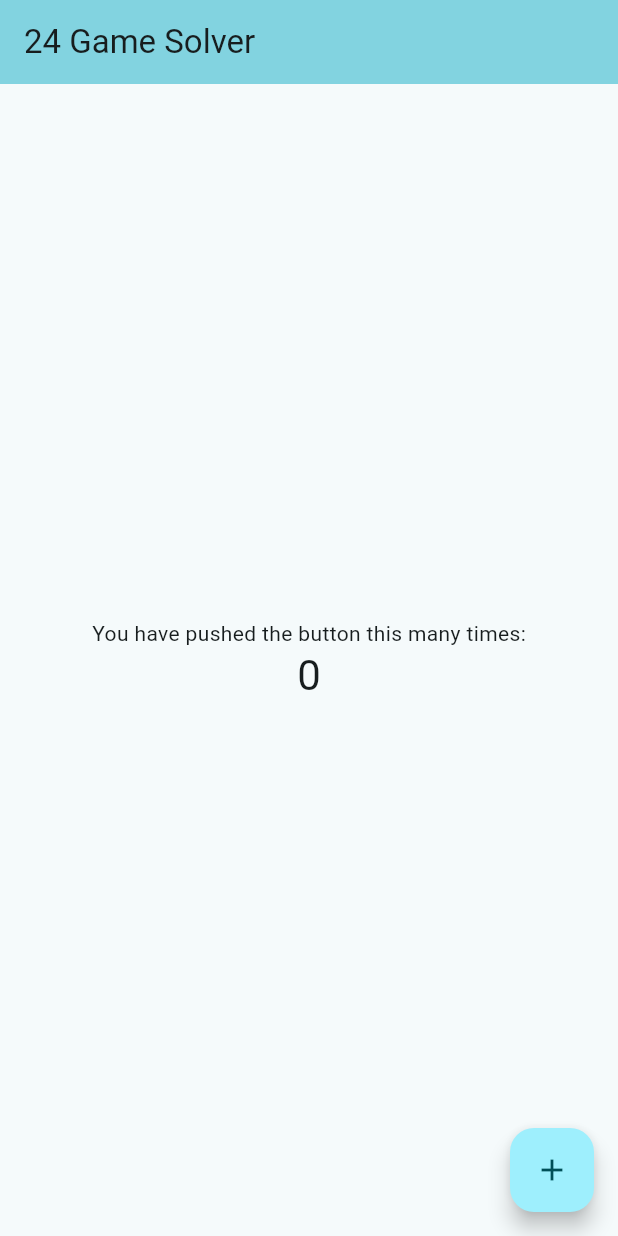
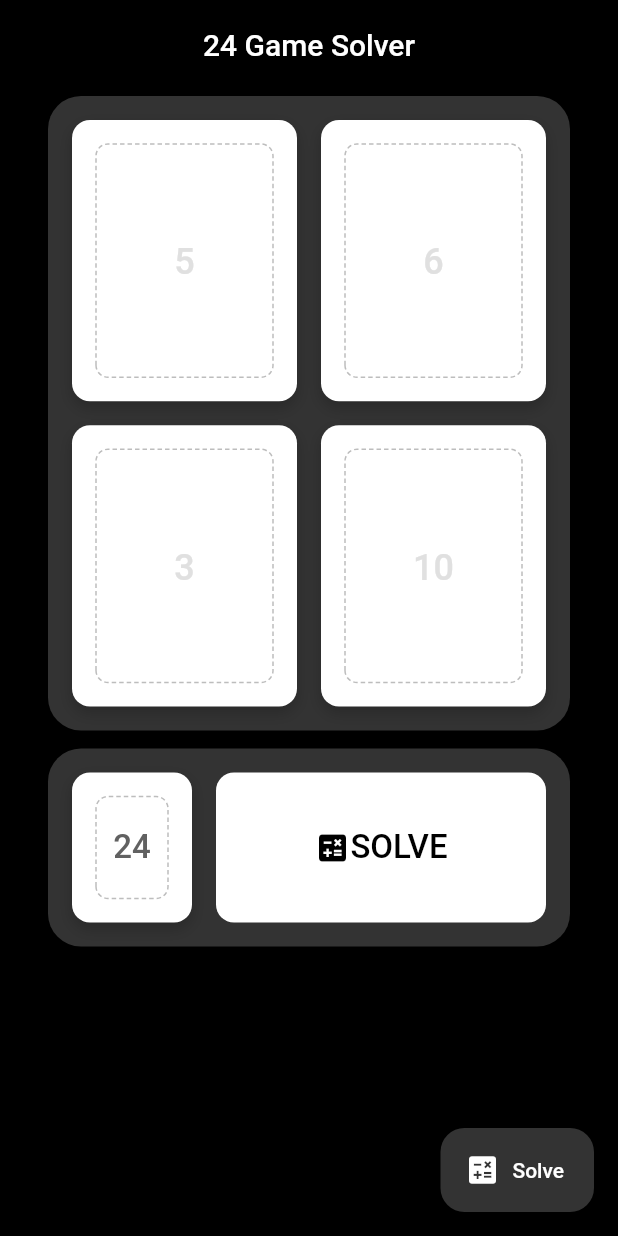
Before and after one commit to Martoxdlol/flutter_solver_for_24_game, a Flutter app: the screen it shows after launch, on a phone screen of 412 x 824 dp. Run offline on Flutter 3.47's test engine with Material 2 defaults, Android fonts, the phone set to English and light mode, and no system bars; drawn by our look-alikes of dotted_border; missing offline and left inert: trotter.

Commit message:
kinda work

```diff
--- a/lib/main.dart
+++ b/lib/main.dart
@@ -1,4 +1,8 @@
 import 'package:flutter/material.dart';
+import 'package:solver_for_24_game/solver.dart';
+import 'package:solver_for_24_game/widgets/game_cards.dart';
+import 'package:solver_for_24_game/widgets/solve_to_card.dart';
+import 'package:solver_for_24_game/widgets/split_view.dart';
 
 void main() {
   runApp(const MyApp());
@@ -11,8 +15,14 @@ class MyApp extends StatelessWidget {
   Widget build(BuildContext context) {
     return MaterialApp(
       title: '24 Game Solver',
-      theme: ThemeData(
-        colorScheme: ColorScheme.fromSeed(seedColor: const Color(0xFF333333)),
+      theme: ThemeData.dark().copyWith(
+        brightness: Brightness.dark,
+        colorScheme: const ColorScheme.dark(
+          primary: Color(0xFF333333),
+          background: Colors.black,
+          inversePrimary: Colors.black,
+          onPrimary: Colors.white,
+        ),
         useMaterial3: true,
       ),
       home: const HomePage(),
@@ -28,40 +38,63 @@ class HomePage extends StatefulWidget {
 }
 
 class _HomePageState extends State<HomePage> {
-  int _counter = 0;
-
-  void _incrementCounter() {
-    setState(() {
-      _counter++;
-    });
-  }
+  CardsInput? value;
+  int? solveTo = 24;
 
   @override
   Widget build(BuildContext context) {
+    print(value);
+    print(value);
+    print(value);
+    print(value);
+    print(value);
     return Scaffold(
-      appBar: AppBar(
-        backgroundColor: Theme.of(context).colorScheme.inversePrimary,
-        title: Text("24 Game Solver"),
-      ),
-      body: Center(
-        child: Column(
-          mainAxisAlignment: MainAxisAlignment.center,
-          children: <Widget>[
-            const Text(
-              'You have pushed the button this many times:',
-            ),
-            Text(
-              '$_counter',
-              style: Theme.of(context).textTheme.headlineMedium,
-            ),
+      backgroundColor: Colors.black,
+      body: SafeArea(
+        child: Stack(
+          children: [
+            Positioned(
+              top: 0,
+              left: 0,
+              right: 0,
+              bottom: 0,
+              child: ListView(
+                children: [
+                  AppBar(
+                    toolbarHeight: 60,
+                    centerTitle: true,
+                    backgroundColor: Theme.of(context).colorScheme.inversePrimary,
+                    title: const Text("24 Game Solver"),
+                  ),
+                  SplitView(
+                    children: [
+                      GameCardsContainer(onChange: (value) => setState(() => this.value = value)),
+                      Column(
+                        mainAxisAlignment: MainAxisAlignment.start,
+                        crossAxisAlignment: CrossAxisAlignment.start,
+                        children: [
+                          SolveToCard(
+                            onChange: (value) => setState(() => solveTo = value),
+                          )
+                        ],
+                      ),
+                    ],
+                  )
+                ],
+              ),
+            )
           ],
         ),
       ),
-      floatingActionButton: FloatingActionButton(
-        onPressed: _incrementCounter,
-        tooltip: 'Increment',
-        child: const Icon(Icons.add),
-      ), // This trailing comma makes auto-formatting nicer for build methods.
+      floatingActionButton: FloatingActionButton.extended(
+        onPressed: () {
+          if (value == null) return;
+          print(solve(value!.values, 24));
+        },
+        tooltip: 'Solve',
+        label: const Text("Solve"),
+        icon: const Icon(Icons.calculate),
+      ),
     );
   }
 }
--- /dev/null
+++ b/lib/random.dart
@@ -0,0 +1,6 @@
+import 'dart:math';
+
+final rnd = Random();
+
+// Generate random int from 1-12
+int randomInt() => rnd.nextInt(12) + 1;
--- /dev/null
+++ b/lib/solver.dart
@@ -0,0 +1,101 @@
+import 'package:trotter/trotter.dart';
+
+class Operator {
+  final String symbol;
+  final num Function(num, num) operation;
+
+  final bool requiresParentheses;
+
+  const Operator(this.symbol, this.operation, {this.requiresParentheses = false});
+
+  @override
+  String toString() => symbol;
+}
+
+List<Operator> operators = [
+  Operator("+", (a, b) => a + b, requiresParentheses: true),
+  Operator("-", (a, b) => a - b, requiresParentheses: true),
+  Operator("*", (a, b) => a * b),
+  Operator("/", (a, b) => a / b),
+];
+
+String? solve(List<num> values, num expected) {
+  final solutions = _solve([], [12, 6, 6, 12], expected);
+
+  for (final sol in solutions) {
+    print(sol);
+  }
+}
+
+class Operation {
+  final num a;
+  final num b;
+  final Operator operator;
+  final List<num> values;
+
+  const Operation({
+    required this.a,
+    required this.b,
+    required this.operator,
+    required this.values,
+  });
+
+  @override
+  String toString() => "$a $operator $b = ${values[0]}";
+}
+
+class Solution {
+  final List<Operation> operations;
+
+  const Solution(this.operations);
+
+  @override
+  String toString() => operations.join("\n");
+}
+
+Iterable<Solution> _solve(List<Operation> stack, List<num> values, num expected) sync* {
+  final operations = generateOperations(values);
+
+  for (final operation in operations) {
+    final nextStack = [...stack, operation];
+
+    if (operation.values.length == 1) {
+      if (operation.values[0] == expected) {
+        yield Solution(nextStack);
+      }
+    } else {
+      yield* _solve(nextStack, operation.values, expected);
+    }
+  }
+}
+
+Iterable<Operation> generateOperations(List<num> values) sync* {
+  final indexes = List<num>.generate(values.length, (i) => i);
+  final combinationsIndexes = Combinations(2, indexes);
+
+  for (final combination in combinationsIndexes.iterable) {
+    for (final operator in operators) {
+      final nextValues = List<num>.filled(values.length - 1, 0);
+
+      final c1 = combination[0];
+      final c2 = combination[1];
+
+      for (int i = 0; i < values.length - 1; i++) {
+        if (i == c1) {
+          nextValues[i] = operator.operation(values[c1], values[c2]);
+        } else if (i == c2) {
+          continue;
+        } else {
+          nextValues[i] = values[i];
+        }
+      }
+
+      yield Operation(
+        a: values[c1],
+        b: values[c2],
+        operator: operator,
+        values: nextValues,
+      );
+    }
+  }
+}
--- /dev/null
+++ b/lib/widgets/game_card.dart
@@ -0,0 +1,75 @@
+import 'package:dotted_border/dotted_border.dart';
+import 'package:flutter/material.dart';
+import 'package:solver_for_24_game/random.dart';
+
+class GameCard extends StatefulWidget {
+  const GameCard({super.key, required this.onChange, this.defaultValue, this.small = false});
+  final void Function(int? value) onChange;
+  final int? defaultValue;
+  final bool small;
+
+  @override
+  State<GameCard> createState() => _GameCardState();
+}
+
+class _GameCardState extends State<GameCard> {
+  final controller = TextEditingController();
+  final focusNode = FocusNode();
+  final hint = randomInt().toString();
+
+  @override
+  Widget build(BuildContext context) {
+    return AspectRatio(
+      aspectRatio: 8 / 10,
+      child: InkWell(
+        enableFeedback: false,
+        onTap: () {
+          FocusScope.of(context).requestFocus(focusNode);
+        },
+        child: Container(
+          decoration: BoxDecoration(color: Colors.white, borderRadius: BorderRadius.circular(12), boxShadow: [
+            BoxShadow(
+              color: Colors.black.withOpacity(0.2),
+              blurRadius: 8,
+              offset: const Offset(0, 4),
+            ),
+          ]),
+          child: Stack(children: [
+            Positioned(
+              left: 0,
+              top: 0,
+              bottom: 0,
+              right: 0,
+              child: DottedBorder(
+                radius: const Radius.circular(8),
+                borderPadding: const EdgeInsets.all(16),
+                padding: const EdgeInsets.all(16),
+                borderType: BorderType.RRect,
+                dashPattern: const [3, 2],
+                strokeWidth: 1,
+                color: Colors.grey.shade400,
+                child: Center(
+                  child: TextField(
+                    onChanged: (v) => widget.onChange(int.tryParse(v)),
+                    focusNode: focusNode,
+                    controller: controller,
+                    keyboardAppearance: Brightness.dark,
+                    keyboardType: TextInputType.number,
+                    textAlign: TextAlign.center,
+                    style: TextStyle(fontSize: widget.small ? 22 : 28, color: Colors.black),
+                    decoration: InputDecoration.collapsed(
+                      hintText: widget.defaultValue?.toString() ?? hint,
+                      hintStyle: TextStyle(
+                          fontSize: widget.small ? (widget.defaultValue != null ? 22 : 18) : (widget.defaultValue != null ? 28 : 24),
+                          color: widget.defaultValue != null ? Colors.grey.shade700 : Colors.grey.shade300),
+                    ),
+                  ),
+                ),
+              ),
+            )
+          ]),
+        ),
+      ),
+    );
+  }
+}
--- /dev/null
+++ b/lib/widgets/game_cards.dart
@@ -0,0 +1,90 @@
+import 'package:flutter/material.dart';
+import 'package:solver_for_24_game/widgets/game_card.dart';
+
+class GameCardsContainer extends StatefulWidget {
+  const GameCardsContainer({super.key, required this.onChange});
+  final void Function(CardsInput value) onChange;
+
+  @override
+  State<GameCardsContainer> createState() => _GameCardsContainerState();
+}
+
+class _GameCardsContainerState extends State<GameCardsContainer> {
+  int? first;
+  int? second;
+  int? third;
+  int? fourth;
+
+  void updateState(void Function() callback) {
+    setState(callback);
+    print(first);
+    print(second);
+    print(third);
+    print(fourth);
+
+    if (first != null && second != null && third != null && fourth != null) {
+      widget.onChange(CardsInput(first!, second!, third!, fourth!));
+    }
+  }
+
+  @override
+  Widget build(BuildContext context) {
+    return Container(
+      padding: const EdgeInsets.all(8),
+      margin: const EdgeInsets.symmetric(horizontal: 32, vertical: 4),
+      decoration: BoxDecoration(
+        borderRadius: BorderRadius.circular(22),
+        color: Theme.of(context).colorScheme.primary,
+      ),
+      child: Column(
+        children: [
+          ContainerRow(
+            children: [
+              GameCard(onChange: (value) => updateState(() => first = value)),
+              GameCard(onChange: (value) => updateState(() => second = value)),
+            ],
+          ),
+          ContainerRow(
+            children: [
+              GameCard(onChange: (value) => updateState(() => third = value)),
+              GameCard(onChange: (value) => updateState(() => fourth = value)),
+            ],
+          )
+        ],
+      ),
+    );
+  }
+}
+
+class ContainerRow extends StatelessWidget {
+  const ContainerRow({super.key, required this.children});
+
+  final List<Widget> children;
+
+  @override
+  Widget build(BuildContext context) {
+    return Row(
+      children: children
+          .map(
+            (e) => Expanded(
+              child: Padding(
+                padding: const EdgeInsets.all(8),
+                child: e,
+              ),
+            ),
+          )
+          .toList(),
+    );
+  }
+}
+
+class CardsInput {
+  const CardsInput(this.first, this.second, this.third, this.fourth);
+
+  final int first;
+  final int second;
+  final int third;
+  final int fourth;
+
+  List<int> get values => [first, second, third, fourth];
+}
--- /dev/null
+++ b/lib/widgets/solve_to_card.dart
@@ -0,0 +1,44 @@
+import 'package:flutter/material.dart';
+import 'package:solver_for_24_game/widgets/game_card.dart';
+import 'package:solver_for_24_game/widgets/solver_button.dart';
+
+class SolveToCard extends StatelessWidget {
+  const SolveToCard({super.key, required this.onChange});
+  final void Function(int? value) onChange;
+
+  @override
+  Widget build(BuildContext context) {
+    return Container(
+      padding: const EdgeInsets.all(16),
+      margin: const EdgeInsets.symmetric(horizontal: 32, vertical: 8),
+      decoration: BoxDecoration(
+        borderRadius: BorderRadius.circular(22),
+        color: Theme.of(context).colorScheme.primary,
+      ),
+      child: SizedBox(
+        height: 100,
+        child: Row(
+          mainAxisSize: MainAxisSize.max,
+          children: [
+            GameCard(onChange: onChange, defaultValue: 24, small: true),
+            Flexible(
+              child: Container(
+                margin: const EdgeInsets.only(left: 16),
+                decoration: BoxDecoration(
+                  borderRadius: BorderRadius.circular(12),
+                  color: Colors.white,
+                ),
+                width: double.infinity,
+                height: double.infinity,
+                child: ClipRRect(
+                  borderRadius: BorderRadius.circular(12),
+                  child: SolverButton(),
+                ),
+              ),
+            )
+          ],
+        ),
+      ),
+    );
+  }
+}
--- /dev/null
+++ b/lib/widgets/solver_button.dart
@@ -0,0 +1,27 @@
+import 'package:flutter/material.dart';
+
+class SolverButton extends StatelessWidget {
+  const SolverButton({super.key});
+
+  @override
+  Widget build(BuildContext context) {
+    return InkWell(
+      onTap: () {},
+      child: Center(
+        child: Row(
+          mainAxisSize: MainAxisSize.min,
+          children: [
+            const Icon(
+              Icons.calculate,
+              color: Colors.black,
+            ),
+            Text(
+              "Solve".toUpperCase(),
+              style: const TextStyle(color: Colors.black, fontSize: 22, fontWeight: FontWeight.w500),
+            ),
+          ],
+        ),
+      ),
+    );
+  }
+}
--- /dev/null
+++ b/lib/widgets/split_view.dart
@@ -0,0 +1,28 @@
+import 'package:flutter/material.dart';
+
+class SplitView extends StatelessWidget {
+  const SplitView({super.key, required this.children});
+  final List<Widget> children;
+
+  @override
+  Widget build(BuildContext context) {
+    final width = MediaQuery.of(context).size.width;
+    final height = MediaQuery.of(context).size.height;
+
+    final rowChildren = children
+        .map((c) => Expanded(
+              child: c,
+            ))
+        .toList();
+
+    if (width > height) {
+      return Row(
+        children: rowChildren,
+      );
+    }
+
+    return Column(
+      children: children,
+    );
+  }
+}
--- a/pubspec.yaml
+++ b/pubspec.yaml
@@ -14,6 +14,8 @@ dependencies:
   cupertino_icons: ^1.0.2
   change_app_package_name: ^1.1.0
   flutter_launcher_icons: ^0.13.1
+  dotted_border: ^2.0.0+3
+  trotter: ^2.2.0
 
 dev_dependencies:
   flutter_test:
```
Also changed, not shown: lib/util.dart (added, +67 -0 lines), pubspec.lock, 1 other file.
